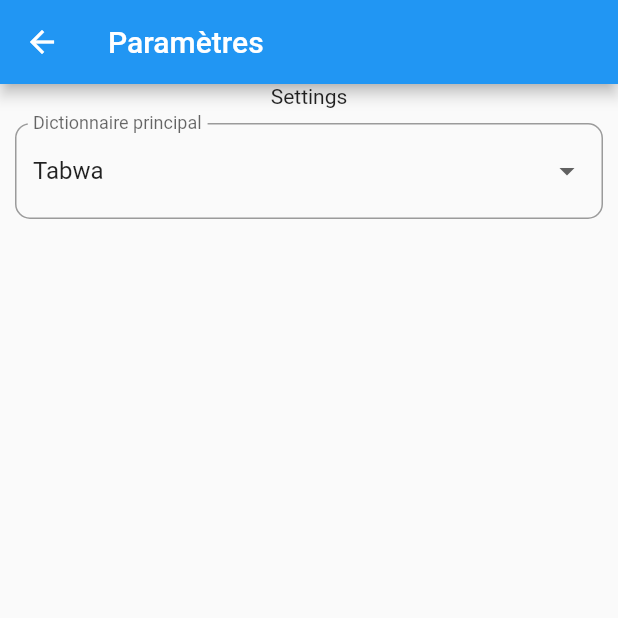
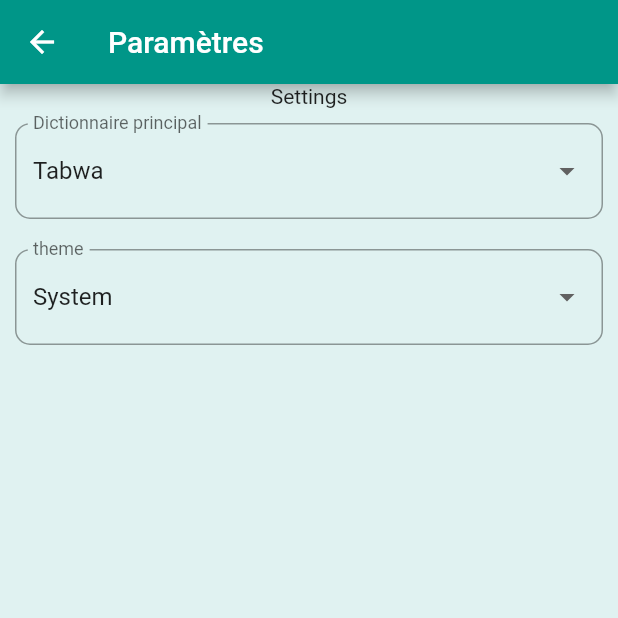
Before and after one commit to smirltech/tabwa-french, a Flutter app: the SettingsScreen screen opened by its route, on a phone screen of 412 x 824 dp, the top half of it. Run offline on Flutter 3.47's test engine with Material 2 defaults, Android fonts, the phone set to English and light mode, and no system bars; our stand-ins replace get, get_storage; missing offline and left inert: smirl_version_checker; accounts and stored records are empty; network calls fail.

Commit message:
working on dark mode and UI

```diff
--- a/lib/app/controllers/auth_controller.dart
+++ b/lib/app/controllers/auth_controller.dart
@@ -1,3 +1,4 @@
+import 'package:flutter/material.dart';
 import 'package:get/get.dart';
 import 'package:get_storage/get_storage.dart';
 import 'package:tabwa_french/system/helpers/helpers.dart';
@@ -7,6 +8,12 @@ import '../models/user.dart';
 
 class AuthController extends GetxController {
   var user = Rxn<User>();
+  var themy = "system".obs;
+
+  void storeTheme(String theme) {
+    // themy.value = theme;
+    GetStorage().write("themy", theme);
+  }
 
   login(Map<String, dynamic> creds) async {
     User? u = await User.login(creds);
@@ -52,6 +59,16 @@ class AuthController extends GetxController {
   @override
   void onInit() {
     super.onInit();
+    GetStorage().writeIfNull('themy', themy.value);
+    themy.value = GetStorage().read('themy');
+    GetStorage().listenKey('themy', (value) {
+      themy.value = value;
+      Get.changeThemeMode(value == 'dark'
+          ? ThemeMode.dark
+          : value == 'light'
+          ? ThemeMode.light
+          : ThemeMode.system);
+    });
 
     GetStorage().listenKey('token', (value) {
       //   logcat("token: $value");
--- a/lib/app/routes/routes.dart
+++ b/lib/app/routes/routes.dart
@@ -1,12 +1,13 @@
 import 'package:get/get.dart';
 import 'package:tabwa_french/app/middlewares/auth_middleware.dart';
 import 'package:tabwa_french/app/views/home/home_screen.dart';
-import 'package:tabwa_french/app/views/login/login_screen.dart';
 import 'package:tabwa_french/app/views/profile/profile_screen.dart';
-import 'package:tabwa_french/app/views/register/register_screen.dart';
 import 'package:tabwa_french/app/views/settings/settings_screen.dart';
 import 'package:tabwa_french/app/views/words/add_word/add_word_screen.dart';
 import 'package:tabwa_french/app/views/words/show_word/show_word_screen.dart';
+
+import '../views/auth/login/login_screen.dart';
+import '../views/auth/register/register_screen.dart';
 
 class Routes {
   static String home = '/';
--- a/lib/app/views/login/login_screen.dart
+++ b/lib/app/views/auth/login/login_screen.dart
@@ -4,7 +4,7 @@ import 'package:tabwa_french/app/controllers/auth_controller.dart';
 import 'package:tabwa_french/system/configs/configs.dart';
 import 'package:tabwa_french/system/helpers/helpers.dart';
 
-import '../../../system/helpers/sizes.dart';
+import '../../../../system/helpers/sizes.dart';
 
 class LoginScreen extends StatelessWidget {
   LoginScreen({Key? key}) : super(key: key);
@@ -43,6 +43,7 @@ class LoginScreen extends StatelessWidget {
               padding: const EdgeInsets.all(10.0),
               child: TextFormField(
                 initialValue: creds['email'],
+                keyboardType: TextInputType.emailAddress,
                 onChanged: (value) {
                   creds['email'] = value;
                 },
@@ -53,6 +54,7 @@ class LoginScreen extends StatelessWidget {
               padding: const EdgeInsets.all(10.0),
               child: TextFormField(
                 initialValue: creds['password'],
+                obscureText: true,
                 onChanged: (value) {
                   creds['password'] = value;
                 },
--- a/lib/app/views/settings/settings_screen.dart
+++ b/lib/app/views/settings/settings_screen.dart
@@ -1,14 +1,17 @@
 import 'package:flutter/material.dart';
 import 'package:get/get.dart';
+import 'package:tabwa_french/app/controllers/auth_controller.dart';
 
 import '../../../system/helpers/helpers.dart';
 import '../../services/words_service.dart';
 
 class SettingsScreen extends StatelessWidget {
   final WordsService _wordsService = Get.find<WordsService>();
+  final AuthController _authController = Get.find<AuthController>();
 
   SettingsScreen({Key? key}) : super(key: key) {
     selectedCategorie.value = _wordsService.categorie.value;
+    selectedthemy.value = _authController.themy.value;
   }
 
   var selectedCategorie = 'tabwa'.obs;
@@ -20,6 +23,22 @@ class SettingsScreen extends StatelessWidget {
     const DropdownMenuItem(
       child: Text('Français'),
       value: 'français',
+    ),
+  ];
+
+  var selectedthemy = 'system'.obs;
+  List<DropdownMenuItem<String>> themy = [
+    const DropdownMenuItem(
+      child: Text('Light'),
+      value: 'light',
+    ),
+    const DropdownMenuItem(
+      child: Text('Dark'),
+      value: 'dark',
+    ),
+    const DropdownMenuItem(
+      child: Text('System'),
+      value: 'system',
     ),
   ];
 
@@ -50,6 +69,23 @@ class SettingsScreen extends StatelessWidget {
                 );
               }),
             ),
+            Padding(
+              padding: const EdgeInsets.all(10.0),
+              child: Obx(() {
+                return SizedBox(
+                  width: double.infinity,
+                  child: DropdownButtonFormField(
+                      decoration:
+                          roundedTextInputDecoration(labelText: 'theme'.tr),
+                      items: themy,
+                      value: selectedthemy.value,
+                      onChanged: (value) {
+                        selectedthemy.value = value.toString();
+                        _authController.storeTheme(value.toString());
+                      }),
+                );
+              }),
+            ),
           ],
         ),
       ),
--- a/lib/main.dart
+++ b/lib/main.dart
@@ -4,6 +4,7 @@
 import 'package:tabwa_french/app/views/home/home_screen.dart';
 import 'package:tabwa_french/system/configs/configs.dart';
 import 'package:tabwa_french/system/lang/translate.dart';
+import 'package:tabwa_french/system/themes/theme_setting.dart';
 
 import 'app/controllers/controllers.dart';
 import 'app/routes/routes.dart';
@@ -20,7 +21,15 @@
 class MyApp extends StatelessWidget {
   MyApp({Key? key}) : super(key: key) {
     Controllers.init();
+    var _themy = GetStorage().read('themy') ?? themy;
+    themy = _themy == 'dark'
+        ? ThemeMode.dark
+        : _themy == 'light'
+            ? ThemeMode.light
+            : ThemeMode.system;
   }
+
+  var themy = ThemeMode.system;
 
   // This widget is the root of your application.
   @override
@@ -32,9 +41,9 @@
       locale: const Locale('fr', 'FR'),
       fallbackLocale: const Locale('en', 'US'),
       translations: Translate(),
-      theme: ThemeData(
-        primarySwatch: Colors.blue,
-      ),
+      theme: ThemeSetting.getTheme(false),
+      darkTheme: ThemeSetting.getTheme(true),
+      themeMode: themy,
       initialRoute: Routes.home,
       getPages: Routes.routes,
     );
--- a/lib/system/configs/configs.dart
+++ b/lib/system/configs/configs.dart
@@ -1,4 +1,4 @@
 import 'package:get/get.dart';
 
-const bool DEBUG_MODE = true;
+const bool DEBUG_MODE = false;
 final String APP_NAME = "Tabwa French Dictionnary".tr;
--- a/lib/system/lang/translate.dart
+++ b/lib/system/lang/translate.dart
@@ -5,6 +5,9 @@ class Translate extends Translations {
   Map<String, Map<String, String>> get keys => {
         'en_US': {
           "add": "Add",
+          "word": "Word",
+          "words": "Words",
+          "the dictionnary has": "The dictionnary has",
           "search": "Search",
           "added": "Added",
           "added by": "Added by",
@@ -40,7 +43,7 @@ class Translate extends Translations {
           "password": "Password",
           "confirm password": "Confirm Password",
           'tabwa french dictionnary': 'Tabwa French Dictionnary',
-          "word": "Word or expression",
+          "word or expression": "Word or expression",
           "user initiate login successfully":
               "User initiate login successfully",
           "user is connected now": "User is connected now",
@@ -54,6 +57,9 @@ class Translate extends Translations {
         'fr_FR': {
           "add": "Ajouter",
           "search": "Rechercher",
+          "word": "Mot",
+          "words": "Mots",
+          "the dictionnary has": "Le dictionnaire a",
           "added": "Ajouté",
           "added by": "Ajouté par",
           "add word": "Ajouter un mot",
@@ -88,7 +94,7 @@ class Translate extends Translations {
           "password": "Mot de passe",
           "confirm password": "Confirmer le mot de passe",
           'tabwa french dictionnary': 'Dictionnaire Tabwa Français',
-          "word": "Mot ou expression",
+          "word or expression": "Mot ou expression",
           "user initiate login successfully": "Vous avez initié la connexion",
           "user is connected now": "Vous êtes maintenant connecté",
           "user connection failed":
--- /dev/null
+++ b/lib/system/themes/theme_dark.dart
@@ -0,0 +1,5 @@
+import 'package:flutter/material.dart';
+
+class ThemeDark {
+  static ThemeData get theme => ThemeData.dark();
+}
--- /dev/null
+++ b/lib/system/themes/theme_light.dart
@@ -0,0 +1,17 @@
+import 'package:flutter/material.dart';
+
+class ThemeLight {
+  static const MaterialColor _baseColor = Colors.teal;
+
+  static ThemeData get theme => ThemeData.light().copyWith(
+        appBarTheme: const AppBarTheme().copyWith(color: _baseColor),
+
+        primaryColor: _baseColor,
+
+        // accentColor: _baseColor,
+        scaffoldBackgroundColor: _baseColor[50],
+        cardColor: _baseColor[50],
+        // textSelectionColor: _baseColor,
+        // errorColor: _baseColor,
+      );
+}
--- /dev/null
+++ b/lib/system/themes/theme_setting.dart
@@ -0,0 +1,38 @@
+import 'dart:ui';
+
+import 'package:flutter/material.dart';
+import 'package:flutter/src/material/theme_data.dart';
+import 'package:tabwa_french/system/themes/theme_dark.dart';
+import 'package:tabwa_french/system/themes/theme_light.dart';
+
+class ThemeSetting {
+  /// Theme colors
+  static const Color gray = Color(0xFFE0E0E0);
+  static const Color green = Colors.pink;
+
+  /// Theme sizes
+  static const double veryTiny = 8.0;
+  static const double tiny = 10.0;
+  static const double verySmall = 12.0;
+  static const double small = 14.0;
+  static const double normal = 16.0;
+  static const double big = 18.0;
+  static const double veryBig = 20.0;
+  static const double large = 22.0;
+  static const double veryLarge = 24.0;
+  static const double huge = 26.0;
+  static const double veryHuge = 28.0;
+  static const double massive = 30.0;
+
+  /// The default theme.
+  static ThemeData darkTheme = ThemeDark.theme;
+  static ThemeData lightTheme = ThemeLight.theme;
+
+  static ThemeData getTheme(bool isDark) {
+    if (isDark) {
+      return ThemeDark.theme;
+    } else {
+      return ThemeLight.theme;
+    }
+  }
+}
--- a/pubspec.yaml
+++ b/pubspec.yaml
@@ -3,7 +3,7 @@ description: A tabwa french collective dictionary
 
 publish_to: 'none'
 
-version: 1.0.7+7
+version: 1.0.8+8
 
 environment:
   sdk: ">=2.16.1 <3.0.0"
```
Also changed, not shown: lib/app/views/auth/register/register_screen.dart (renamed from lib/app/views/register/register_screen.dart, +5 -2 lines), lib/app/views/home/home_screen.dart (+25 -7 lines), lib/app/views/words/show_word/show_word_screen.dart (+127 -100 lines).
